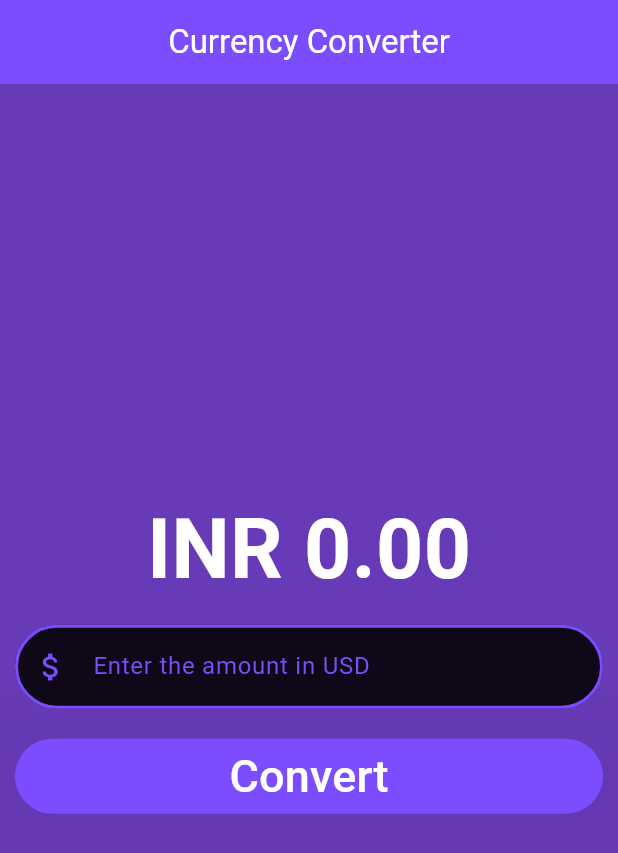
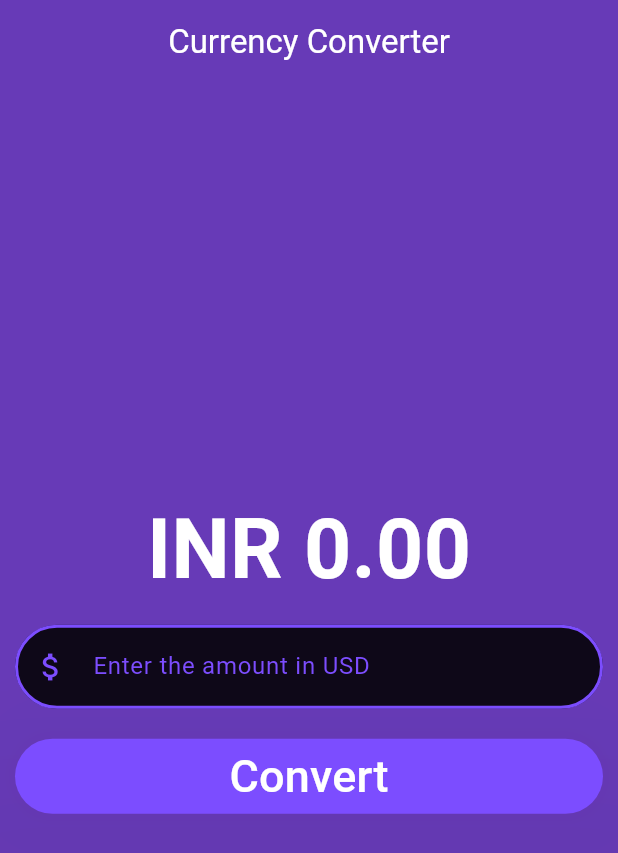
Before and after one commit to CrypticEnigmaX/CurrencyConverter, a Flutter app: the screen it shows after launch, on a phone screen of 412 x 824 dp. Shown: the top 853 px of the screen. Run offline on Flutter 3.47's test engine with Material 3 defaults, Android fonts, the light colour scheme and no system bars.

Commit message:
Change background color of Currency Converter page to deep purple

```diff
--- a/lib/currency_convert_matrial_page.dart
+++ b/lib/currency_convert_matrial_page.dart
@@ -62,7 +62,7 @@ class _CurrencyConvertMaterialPageState
         title: Text('Currency Converter'),
         foregroundColor: Colors.white,
         centerTitle: true,
-        backgroundColor: Colors.deepPurpleAccent,
+        backgroundColor: Colors.deepPurple,
       ),
       body: GestureDetector(
         onTap: () => FocusScope.of(context).unfocus(),
```
